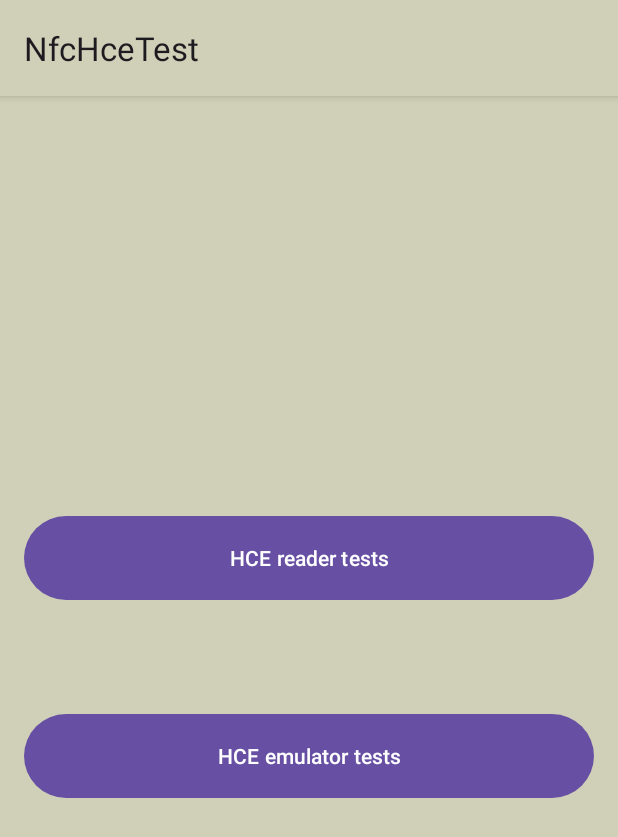
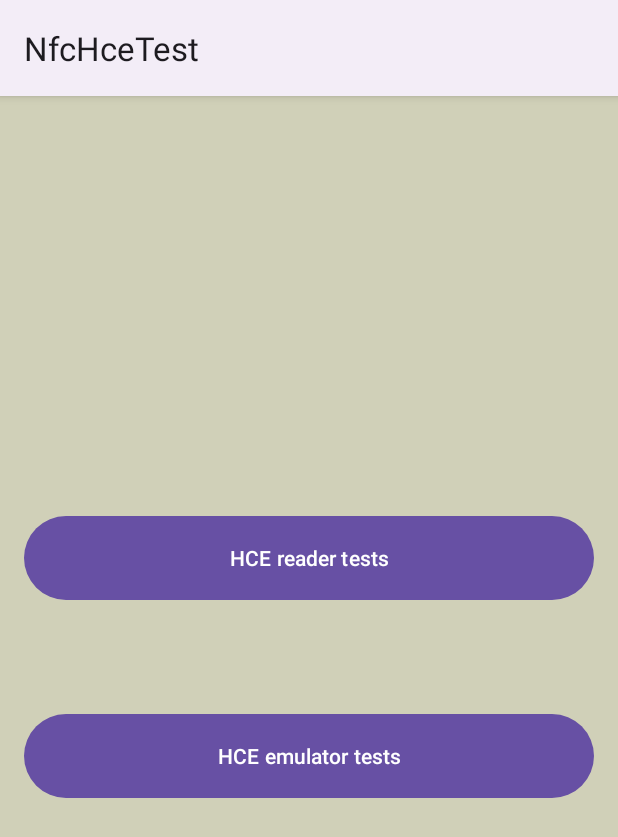
Before and after one commit to huipeng-zhao/android-test-suite, an Android app: the screen it shows after launch (MainActivity), on a phone screen of 412 x 824 dp. Shown: the top 837 px of the screen. Run offline under Robolectric (Android 15) with nearby library versions, the phone set to English and light mode, and no system bars.

Commit message:
Fix NfcTest Bug
Thundercomm not support ActionBar.

```diff
--- a/NfcHceTest/app/src/main/java/com/calibur/nfchcetest/MainActivity.kt
+++ b/NfcHceTest/app/src/main/java/com/calibur/nfchcetest/MainActivity.kt
@@ -32,7 +32,9 @@ class MainActivity : TestActivityBase() {
     }
 
     private fun initView() {
-        supportActionBar!!.setBackgroundDrawable(ColorDrawable(getColor(R.color.bg1_common)))
+        supportActionBar?.apply {
+            title = getString(R.string.app_name)
+        }
         val readerBt = findViewById<Button>(R.id.reader_bt)
         readerBt.setOnClickListener { v: View? ->
             val intent = Intent(this@MainActivity, ReaderActivity::class.java)
```
Also changed, not shown: NfcHceTest/app/src/main/java/com/calibur/nfchcetest/ReaderActivity.kt (+4 -3 lines).
